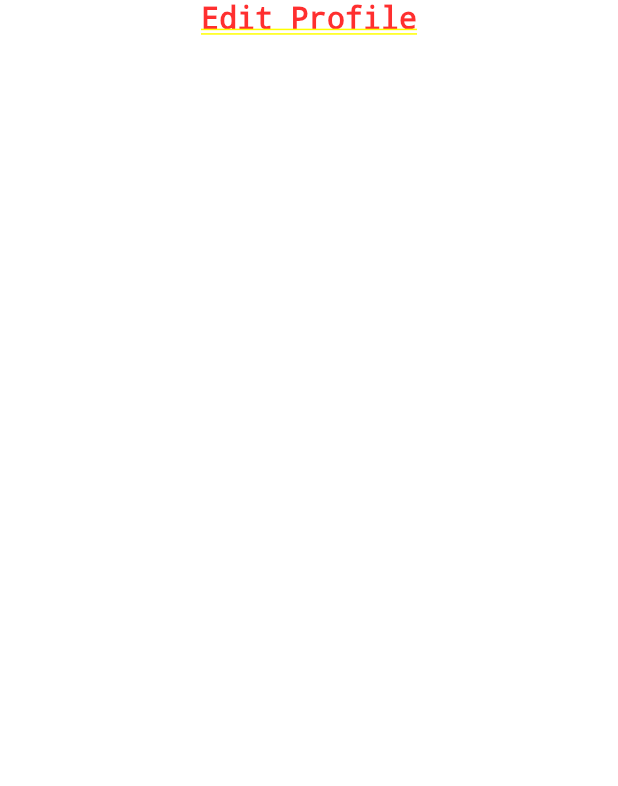
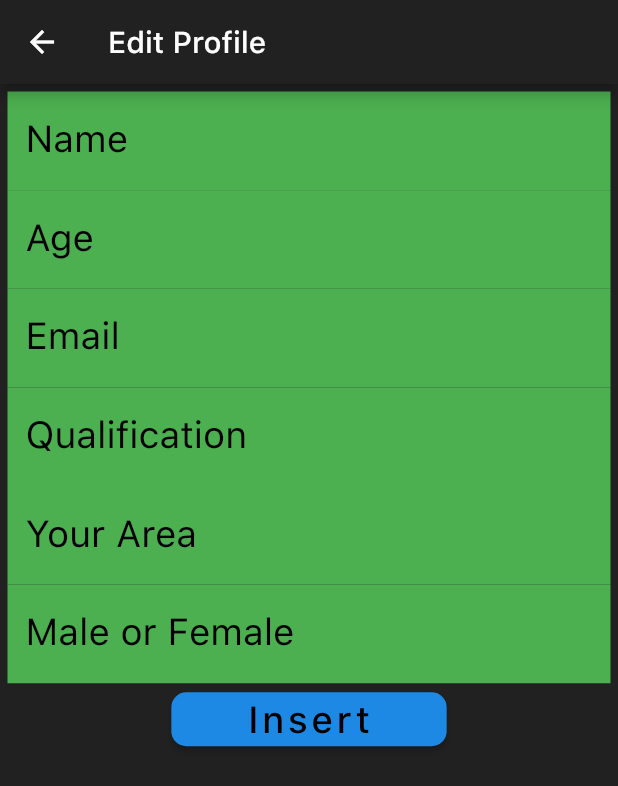
Before and after one commit to M7md3wad/newapp, a Flutter app: the screen it shows after launch, after a tap on "Edit Profile", on a phone screen of 412 x 824 dp. Shown: the top 786 px of the screen. Run offline on Flutter 3.47's test engine with Material 2 defaults, Android fonts, the phone set to English and light mode, and no system bars; our stand-ins replace animated_theme_switcher, flutter_screenutil, line_awesome_flutter.

Commit message:
first copy

```diff
--- a/lib/edit.dart
+++ b/lib/edit.dart
@@ -8,13 +8,79 @@ class Settings extends StatefulWidget {
 
 class _SettingsPageState extends State<Settings> {
   @override
-
-  Widget build(BuildContext context){
-    return Column(
-      children:[Text("Edit Profile", style:TextStyle(
-        fontSize: 20.0
-      ))],
-
-    );
+  Widget build(BuildContext context) {
+    return Scaffold(
+        appBar: AppBar(
+          title: Text("Edit Profile"),
+        ),
+        body: Padding(
+          padding: const EdgeInsets.all(5.0),
+          child: Column(
+            children: [
+              TextField(
+                  decoration: InputDecoration(
+                      hintText: "Your Name",
+                      labelText: "Name",
+                      labelStyle: TextStyle(fontSize: 25, color: Colors.black),
+                      border: InputBorder.none,
+                      fillColor: Colors.green,
+                      filled: true)),
+              TextField(
+                  decoration: InputDecoration(
+                      hintText: "Your Age",
+                      labelText: "Age",
+                      labelStyle: TextStyle(fontSize: 25, color: Colors.black),
+                      border: InputBorder.none,
+                      fillColor: Colors.green,
+                      filled: true),
+                keyboardType: TextInputType.number,
+              ),
+              TextField(
+                  decoration: InputDecoration(
+                      hintText: "Your Email",
+                      labelText: "Email",
+                      labelStyle: TextStyle(fontSize: 25, color: Colors.black),
+                      border: InputBorder.none,
+                      fillColor: Colors.green,
+                      filled: true),
+              keyboardType: TextInputType.emailAddress,),
+              TextField(
+                  decoration: InputDecoration(
+                      hintText: "Your Qualification",
+                      labelText: "Qualification",
+                      labelStyle: TextStyle(fontSize: 25, color: Colors.black),
+                      border: InputBorder.none,
+                      fillColor: Colors.green,
+                      filled: true)),
+              TextField(
+                  decoration: InputDecoration(
+                      hintText: "Area",
+                      labelText: "Your Area ",
+                      labelStyle: TextStyle(fontSize: 25, color: Colors.black),
+                      border: InputBorder.none,
+                      fillColor: Colors.green,
+                      filled: true)),
+              TextField(
+                  decoration: InputDecoration(
+                      hintText: "Gender",
+                      labelText: "Male or Female ",
+                      labelStyle: TextStyle(fontSize: 25, color: Colors.black),
+                      border: InputBorder.none,
+                      fillColor: Colors.green,
+                      filled: true)),
+              Center(
+                child: RaisedButton(
+                  padding: EdgeInsets.symmetric(horizontal: 50),
+                  shape: RoundedRectangleBorder(
+                      borderRadius: BorderRadius.circular(10)),
+                  onPressed: () {},
+                  child: Text("Insert",
+                      style: TextStyle(
+                          fontSize: 25, letterSpacing: 2.2, color: Colors.black)),
+                ),
+              )
+           ],
+          ),
+        ));
   }
 }
--- a/lib/main.dart
+++ b/lib/main.dart
@@ -62,7 +62,7 @@ class ProfileScreen extends StatelessWidget {
                       heightFactor: kSpacingUnit.w * 1.5,
                       widthFactor: kSpacingUnit.w * 1.5,
                       child: Icon(
-                        LineAwesomeIcons.pen,
+                        LineAwesomeIcons.plus,
                         color: kDarkPrimaryColor,
                         size: ScreenUtil().setSp(kSpacingUnit.w * 1.5),
                       ),
@@ -154,10 +154,15 @@ class ProfileScreen extends StatelessWidget {
                         },
                       ),
                       RaisedButton(color: Colors.green ,
-                        onPressed: () {},
+
                         child: Text("Book",
                             style: TextStyle(
                                 fontSize: 20, letterSpacing: 2.2, color: Colors.white)),
+                        onPressed: (){
+                          Navigator.push(context, MaterialPageRoute(builder: (BuildContext context){
+                            return  MyApp();
+                          }));
+                        },
                       ),
                       RaisedButton( color: Colors.green,
                         child: Text("Setting"  , style: TextStyle(fontSize: 20, letterSpacing: 2.2, color: Colors.white)),
--- a/lib/setting.dart
+++ b/lib/setting.dart
@@ -172,7 +172,7 @@ class _SettingsPageState extends State<SettingsPage> {
             ),
             Icon(
               Icons.arrow_forward_ios,
-              color: Colors.grey,
+              color: Colors.green,
             ),
           ],
         ),
--- a/pubspec.yaml
+++ b/pubspec.yaml
@@ -50,6 +50,11 @@ flutter:
   # To add assets to your application, add an assets section, like this:
   assets:
     - assets/images/avatar.jpg
+    - assets/images/books_759.jpg
+    - assets/images/mm/m.jpg
+    - assets/images/mm/s.jpg
+    - assets/images/ca/12.jpg
+    - assets/images/ca/13.jpg
 
   # An image asset can refer to one or more resolution-specific "variants", see
   # https://flutter.dev/assets-and-images/#resolution-aware.
```
Also changed, not shown: lib/book.dart (added, +186 -0 lines), assets/images/12.jpg (added), assets/images/13.jpg (added), assets/images/Ca/12.jpg (added), assets/images/Ca/13.jpg (added), assets/images/books_759.jpg (added), assets/images/m.jpg (added), assets/images/mm/m.jpg (added), assets/images/mm/s.jpg (added), assets/images/s.jpg (added), 1 other file.
